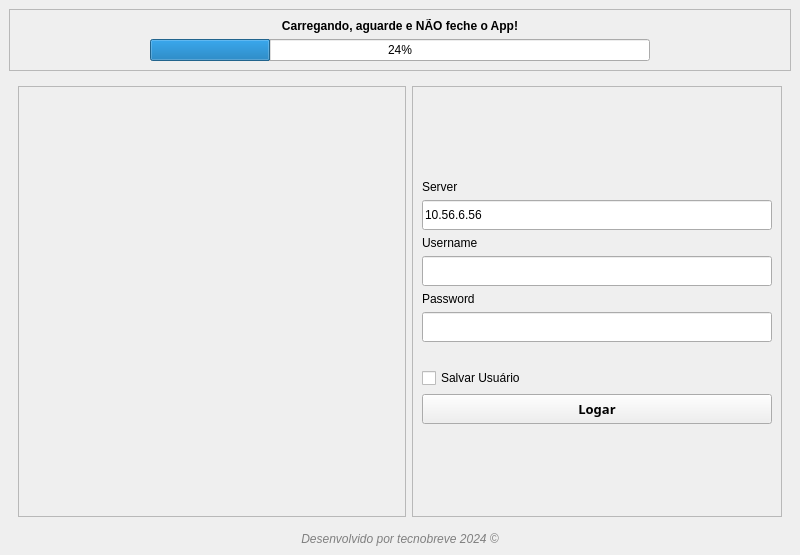
This is src/ui/main.ui in foxtec198/Desktop_GQR as Qt 5 draws it before an edit. The edited form follows.
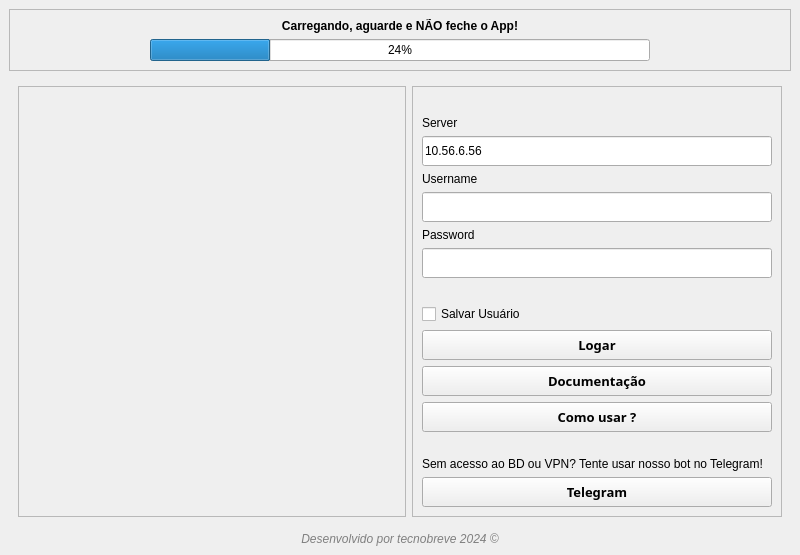
This is the edited form. The open tabs and pages were chosen to show the change. Icons and pictures are not drawn.

```diff
--- a/src/ui/main.ui
+++ b/src/ui/main.ui
@@ -272,14 +272,122 @@
              <property name="cursor">
               <cursorShape>PointingHandCursor</cursorShape>
              </property>
+             <property name="layoutDirection">
+              <enum>Qt::LeftToRight</enum>
+             </property>
+             <property name="autoFillBackground">
+              <bool>false</bool>
+             </property>
              <property name="text">
               <string>Logar</string>
              </property>
+             <property name="icon">
+              <iconset>
+               <normaloff>../img/Access.png</normaloff>../img/Access.png</iconset>
+             </property>
+             <property name="iconSize">
+              <size>
+               <width>25</width>
+               <height>25</height>
+              </size>
+             </property>
              <property name="shortcut">
               <string>Return</string>
              </property>
             </widget>
            </item>
+           <item>
+            <widget class="QPushButton" name="btnLogin_3">
+             <property name="minimumSize">
+              <size>
+               <width>0</width>
+               <height>30</height>
+              </size>
+             </property>
+             <property name="maximumSize">
+              <size>
+               <width>16777215</width>
+               <height>30</height>
+              </size>
+             </property>
+             <property name="font">
+              <font>
+               <family>Malgun Gothic Semilight</family>
+               <pointsize>10</pointsize>
+               <weight>75</weight>
+               <bold>true</bold>
+              </font>
+             </property>
+             <property name="cursor">
+              <cursorShape>PointingHandCursor</cursorShape>
+             </property>
+             <property name="layoutDirection">
+              <enum>Qt::LeftToRight</enum>
+             </property>
+             <property name="autoFillBackground">
+              <bool>false</bool>
+             </property>
+             <property name="text">
+              <string>Documentação</string>
+             </property>
+             <property name="icon">
+              <iconset>
+               <normaloff>../img/Google Docs.png</normaloff>../img/Google Docs.png</iconset>
+             </property>
+             <property name="iconSize">
+              <size>
+               <width>25</width>
+               <height>25</height>
+              </size>
+             </property>
+            </widget>
+           </item>
+           <item>
+            <widget class="QPushButton" name="btnLogin_2">
+             <property name="minimumSize">
+              <size>
+               <width>0</width>
+               <height>30</height>
+              </size>
+             </property>
+             <property name="maximumSize">
+              <size>
+               <width>16777215</width>
+               <height>30</height>
+              </size>
+             </property>
+             <property name="font">
+              <font>
+               <family>Malgun Gothic Semilight</family>
+               <pointsize>10</pointsize>
+               <weight>75</weight>
+               <bold>true</bold>
+              </font>
+             </property>
+             <property name="cursor">
+              <cursorShape>PointingHandCursor</cursorShape>
+             </property>
+             <property name="layoutDirection">
+              <enum>Qt::LeftToRight</enum>
+             </property>
+             <property name="autoFillBackground">
+              <bool>false</bool>
+             </property>
+             <property name="text">
+              <string>Como usar ?</string>
+             </property>
+             <property name="icon">
+              <iconset>
+               <normaloff>../img/YouTube.png</normaloff>../img/YouTube.png</iconset>
+             </property>
+             <property name="iconSize">
+              <size>
+               <width>25</width>
+               <height>25</height>
+              </size>
+             </property>
+            </widget>
+           </item>
            <item>
             <spacer name="verticalSpacer_2">
              <property name="orientation">
@@ -293,6 +401,59 @@
              </property>
             </spacer>
            </item>
+           <item>
+            <widget class="QLabel" name="label_11">
+             <property name="text">
+              <string>Sem acesso ao BD ou VPN? Tente usar nosso bot no Telegram!</string>
+             </property>
+            </widget>
+           </item>
+           <item>
+            <widget class="QPushButton" name="btnLogin_4">
+             <property name="minimumSize">
+              <size>
+               <width>0</width>
+               <height>30</height>
+              </size>
+             </property>
+             <property name="maximumSize">
+              <size>
+               <width>16777215</width>
+               <height>30</height>
+              </size>
+             </property>
+             <property name="font">
+              <font>
+               <family>Malgun Gothic Semilight</family>
+               <pointsize>10</pointsize>
+               <weight>75</weight>
+               <bold>true</bold>
+              </font>
+             </property>
+             <property name="cursor">
+              <cursorShape>PointingHandCursor</cursorShape>
+             </property>
+             <property name="layoutDirection">
+              <enum>Qt::LeftToRight</enum>
+             </property>
+             <property name="autoFillBackground">
+              <bool>false</bool>
+             </property>
+             <property name="text">
+              <string>Telegram</string>
+             </property>
+             <property name="icon">
+              <iconset>
+               <normaloff>../img/Telegram.png</normaloff>../img/Telegram.png</iconset>
+             </property>
+             <property name="iconSize">
+              <size>
+               <width>25</width>
+               <height>25</height>
+              </size>
+             </property>
+            </widget>
+           </item>
           </layout>
          </widget>
         </item>
```
Left out of the diff: 5 changed lines with no effect on the pictures.
